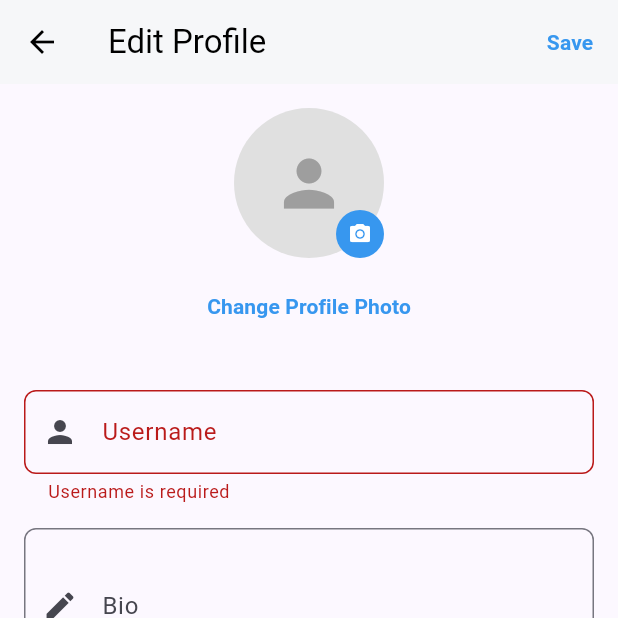
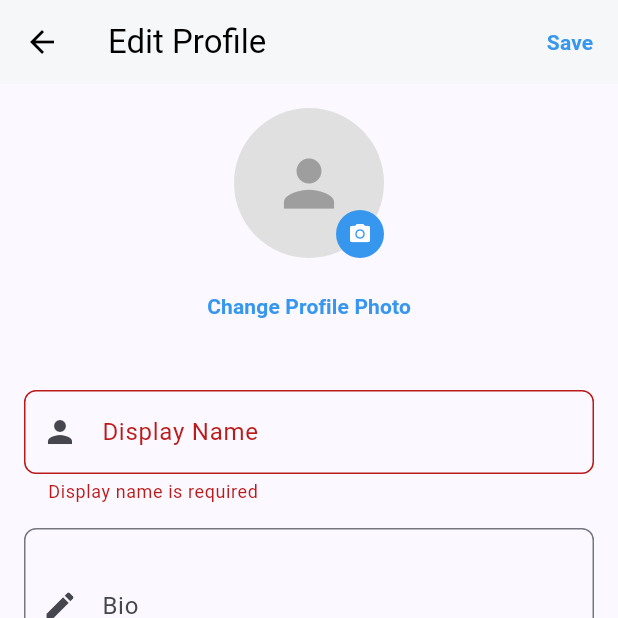
Before and after one commit to deepalweb/travelbuddy, a Flutter app: the EditProfileScreen screen opened directly, after a tap on "Save", on a phone screen of 412 x 824 dp, the top half of it. Run offline on Flutter 3.47's test engine with Material 3 defaults, Android fonts, the phone set to English and light mode, and no system bars; our stand-ins replace dio, firebase_auth, firebase_core, firebase_messaging, flutter_tts, geocoding and 11 more; accounts and stored records are empty; network calls fail.

```diff
--- a/travel_buddy_mobile/lib/screens/edit_profile_screen.dart
+++ b/travel_buddy_mobile/lib/screens/edit_profile_screen.dart
@@ -144,25 +144,23 @@ class _EditProfileScreenState extends State<EditProfileScreen> {
             ),
             const SizedBox(height: 32),
 
-            // Username Field
+            // Display Name Field
             TextFormField(
               controller: _usernameController,
               decoration: InputDecoration(
-                labelText: 'Username',
+                labelText: 'Display Name',
                 prefixIcon: const Icon(Icons.person),
                 border: OutlineInputBorder(
                   borderRadius: BorderRadius.circular(8),
                 ),
+                hintText: 'Enter your full name',
               ),
               validator: (value) {
                 if (value == null || value.trim().isEmpty) {
-                  return 'Username is required';
+                  return 'Display name is required';
                 }
-                if (value.length < 3) {
-                  return 'Username must be at least 3 characters';
-                }
-                if (!RegExp(r'^[a-zA-Z0-9_]+$').hasMatch(value)) {
-                  return 'Username can only contain letters, numbers, and underscores';
+                if (value.trim().length < 2) {
+                  return 'Display name must be at least 2 characters';
                 }
                 return null;
               },
--- a/travel_buddy_mobile/lib/services/auth_service.dart
+++ b/travel_buddy_mobile/lib/services/auth_service.dart
@@ -161,7 +161,7 @@ class AuthService {
           errorString.contains('type cast')) {
         return false; // Plugin compatibility issue
       }
-      return false;
+      return true; // Try anyway for other errors
     }
   }
 
--- a/travel_buddy_mobile/lib/services/payment_service.dart
+++ b/travel_buddy_mobile/lib/services/payment_service.dart
@@ -60,7 +60,7 @@ class PaymentService {
         await _createSubscription(
           currentUser.mongoId!,
           tier,
-          paymentId: paymentResult['paymentId'],
+          paymentId: paymentResult['paymentId'] as String?,
         );
         return true;
       }
```
Also changed, not shown: travel_buddy_mobile/lib/providers/app_provider.dart (+25 -2 lines), travel_buddy_mobile/lib/services/api_service.dart (+71 -1 lines).
